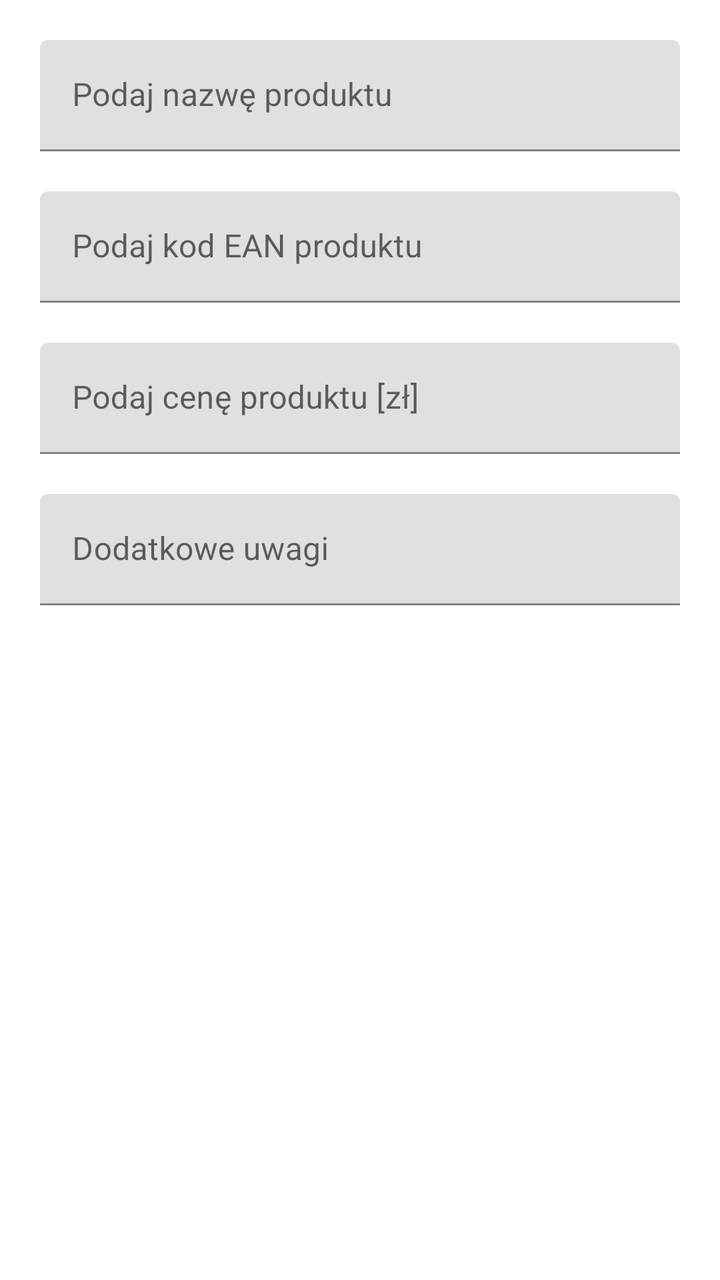
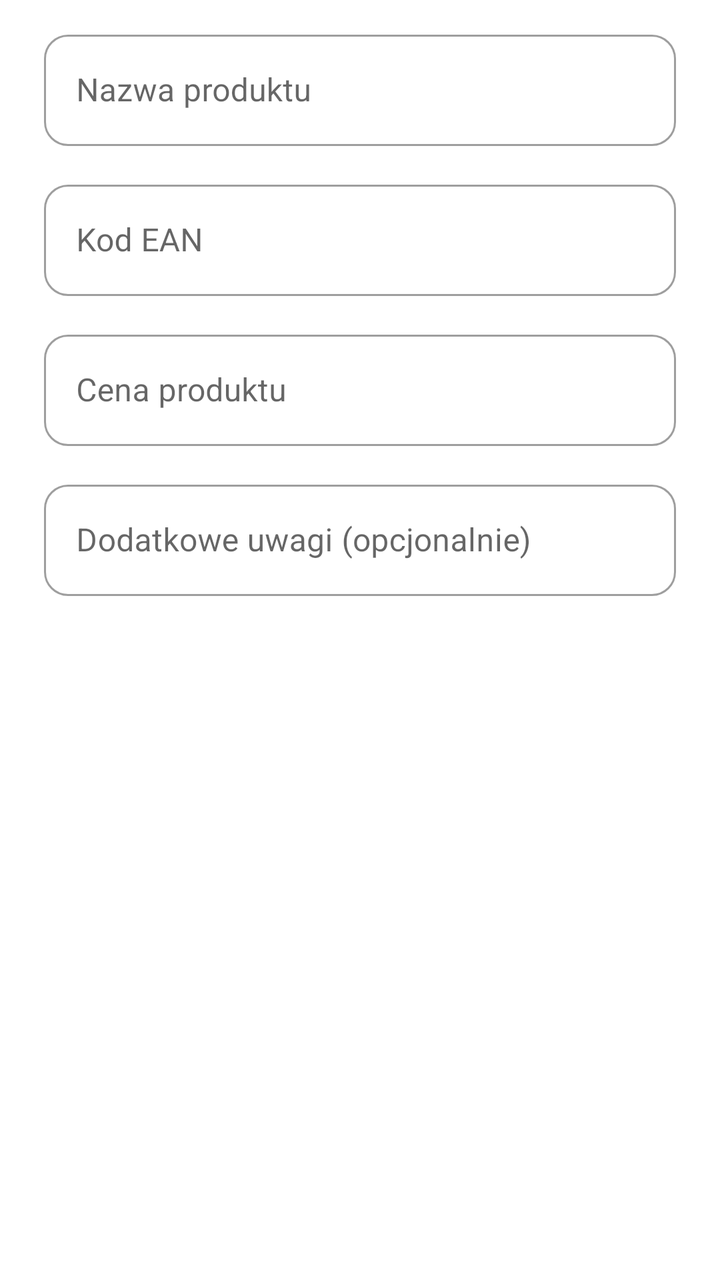

An Android layout rendered at two revisions. The XML below is the earlier revision; the diff shows what the commit changed to produce the second picture.
<!-- AndroidManifest.xml: application theme Theme.EAN_code_scanner -->
<!-- res/layout/add_product.xml -->
<?xml version="1.0" encoding="utf-8"?>
<LinearLayout xmlns:android="http://schemas.android.com/apk/res/android"
    android:layout_width="match_parent"
    android:layout_height="wrap_content"
    android:padding="20dp"
    android:orientation="vertical">

    <com.google.android.material.textfield.TextInputLayout
        android:layout_width="match_parent"
        android:layout_height="wrap_content">

        <com.google.android.material.textfield.TextInputEditText
            android:id="@+id/nameInp"
            android:layout_width="match_parent"
            android:layout_height="wrap_content"
            android:hint="Podaj nazwę produktu"
            android:inputType="text"
            android:imeOptions="actionNext" />

    </com.google.android.material.textfield.TextInputLayout>

    <com.google.android.material.textfield.TextInputLayout
        android:layout_width="match_parent"
        android:layout_height="wrap_content"
        android:layout_marginTop="20dp">

        <com.google.android.material.textfield.TextInputEditText
            android:id="@+id/eanInp"
            android:layout_width="match_parent"
            android:layout_height="wrap_content"
            android:hint="Podaj kod EAN produktu"
            android:inputType="number"
            android:imeOptions="actionNext" />

    </com.google.android.material.textfield.TextInputLayout>

    <com.google.android.material.textfield.TextInputLayout
        android:layout_width="match_parent"
        android:layout_height="wrap_content"
        android:layout_marginTop="20dp">

        <com.google.android.material.textfield.TextInputEditText
            android:id="@+id/priceInp"
            android:layout_width="match_parent"
            android:layout_height="wrap_content"
            android:hint="Podaj cenę produktu [zł]"
            android:inputType="numberDecimal"
            android:imeOptions="actionNext" />

    </com.google.android.material.textfield.TextInputLayout>

    <com.google.android.material.textfield.TextInputLayout
        android:layout_width="match_parent"
        android:layout_height="wrap_content"
        android:layout_marginTop="20dp">

        <com.google.android.material.textfield.TextInputEditText
            android:id="@+id/additionalCommentsInp"
            android:layout_width="match_parent"
            android:layout_height="wrap_content"
            android:hint="Dodatkowe uwagi"
            android:inputType="textMultiLine"
            android:imeOptions="actionDone" />

    </com.google.android.material.textfield.TextInputLayout>
</LinearLayout>
<!-- resources referenced by this layout -->
<resources>
  <style name="Theme.EAN_code_scanner" parent="Theme.MaterialComponents.DayNight.DarkActionBar">
          
          <item name="colorPrimary">@color/purple_500</item>
          <item name="colorPrimaryVariant">@color/purple_700</item>
          <item name="colorOnPrimary">@color/white</item>
          
          <item name="colorSecondary">@color/teal_200</item>
          <item name="colorSecondaryVariant">@color/teal_700</item>
          <item name="colorOnSecondary">@color/black</item>
          
          <item name="android:statusBarColor">?attr/colorPrimaryVariant</item>
          
      </style>
  <color name="purple_500">#FF6200EE</color>
  <color name="purple_700">#FF3700B3</color>
  <color name="white">#FFFFFFFF</color>
  <color name="teal_200">#FF03DAC5</color>
  <color name="teal_700">#FF018786</color>
  <color name="black">#FF000000</color>
</resources>

<!-- the commit's change to res/layout/add_product.xml (unified diff, before → after) -->
@@ -1,66 +1,91 @@
 <?xml version="1.0" encoding="utf-8"?>
 <LinearLayout xmlns:android="http://schemas.android.com/apk/res/android"
+    xmlns:app="http://schemas.android.com/apk/res-auto"
     android:layout_width="match_parent"
     android:layout_height="wrap_content"
-    android:padding="20dp"
-    android:orientation="vertical">
+    android:orientation="vertical"
+    android:paddingHorizontal="22dp"
+    android:paddingTop="12dp"
+    android:paddingBottom="8dp">
 
     <com.google.android.material.textfield.TextInputLayout
+        style="@style/Widget.MaterialComponents.TextInputLayout.OutlinedBox"
         android:layout_width="match_parent"
-        android:layout_height="wrap_content">
+        android:layout_height="wrap_content"
+        android:hint="Nazwa produktu"
+        app:boxCornerRadiusBottomEnd="12dp"
+        app:boxCornerRadiusBottomStart="12dp"
+        app:boxCornerRadiusTopEnd="12dp"
+        app:boxCornerRadiusTopStart="12dp">
 
         <com.google.android.material.textfield.TextInputEditText
             android:id="@+id/nameInp"
             android:layout_width="match_parent"
             android:layout_height="wrap_content"
-            android:hint="Podaj nazwę produktu"
-            android:inputType="text"
-            android:imeOptions="actionNext" />
+            android:imeOptions="actionNext"
+            android:inputType="textCapSentences" />
 
     </com.google.android.material.textfield.TextInputLayout>
 
     <com.google.android.material.textfield.TextInputLayout
+        style="@style/Widget.MaterialComponents.TextInputLayout.OutlinedBox"
         android:layout_width="match_parent"
         android:layout_height="wrap_content"
-        android:layout_marginTop="20dp">
+        android:layout_marginTop="14dp"
+        android:hint="Kod EAN"
+        app:boxCornerRadiusBottomEnd="12dp"
+        app:boxCornerRadiusBottomStart="12dp"
+        app:boxCornerRadiusTopEnd="12dp"
+        app:boxCornerRadiusTopStart="12dp">
 
         <com.google.android.material.textfield.TextInputEditText
             android:id="@+id/eanInp"
             android:layout_width="match_parent"
             android:layout_height="wrap_content"
-            android:hint="Podaj kod EAN produktu"
-            android:inputType="number"
-            android:imeOptions="actionNext" />
+            android:imeOptions="actionNext"
+            android:inputType="number" />
 
     </com.google.android.material.textfield.TextInputLayout>
 
     <com.google.android.material.textfield.TextInputLayout
+        style="@style/Widget.MaterialComponents.TextInputLayout.OutlinedBox"
         android:layout_width="match_parent"
         android:layout_height="wrap_content"
-        android:layout_marginTop="20dp">
+        android:layout_marginTop="14dp"
+        android:hint="Cena produktu"
+        app:boxCornerRadiusBottomEnd="12dp"
+        app:boxCornerRadiusBottomStart="12dp"
+        app:boxCornerRadiusTopEnd="12dp"
+        app:boxCornerRadiusTopStart="12dp"
+        app:suffixText="zł">
 
         <com.google.android.material.textfield.TextInputEditText
             android:id="@+id/priceInp"
             android:layout_width="match_parent"
             android:layout_height="wrap_content"
-            android:hint="Podaj cenę produktu [zł]"
-            android:inputType="numberDecimal"
-            android:imeOptions="actionNext" />
+            android:imeOptions="actionNext"
+            android:inputType="numberDecimal" />
 
     </com.google.android.material.textfield.TextInputLayout>
 
     <com.google.android.material.textfield.TextInputLayout
+        style="@style/Widget.MaterialComponents.TextInputLayout.OutlinedBox"
         android:layout_width="match_parent"
         android:layout_height="wrap_content"
-        android:layout_marginTop="20dp">
+        android:layout_marginTop="14dp"
+        android:hint="Dodatkowe uwagi (opcjonalnie)"
+        app:boxCornerRadiusBottomEnd="12dp"
+        app:boxCornerRadiusBottomStart="12dp"
+        app:boxCornerRadiusTopEnd="12dp"
+        app:boxCornerRadiusTopStart="12dp">
 
         <com.google.android.material.textfield.TextInputEditText
             android:id="@+id/additionalCommentsInp"
             android:layout_width="match_parent"
             android:layout_height="wrap_content"
-            android:hint="Dodatkowe uwagi"
-            android:inputType="textMultiLine"
-            android:imeOptions="actionDone" />
+            android:imeOptions="actionDone"
+            android:inputType="textCapSentences|textMultiLine"
+            android:maxLines="3" />
 
     </com.google.android.material.textfield.TextInputLayout>
 </LinearLayout>
<!-- resource entries referenced after the edit -->
@@ -13,11 +13,11 @@
           <item name="android:statusBarColor">?attr/colorPrimaryVariant</item>
           
       </style>
-  <color name="purple_500">#FF6200EE</color>
-  <color name="purple_700">#FF3700B3</color>
+  <color name="purple_500">#FF5E35B1</color>
+  <color name="purple_700">#FF4527A0</color>
   <color name="white">#FFFFFFFF</color>
   <color name="teal_200">#FF03DAC5</color>
   <color name="teal_700">#FF018786</color>
-  <color name="black">#FF000000</color>
+  <color name="black">#FF1C1B1F</color>
 </resources>
 
